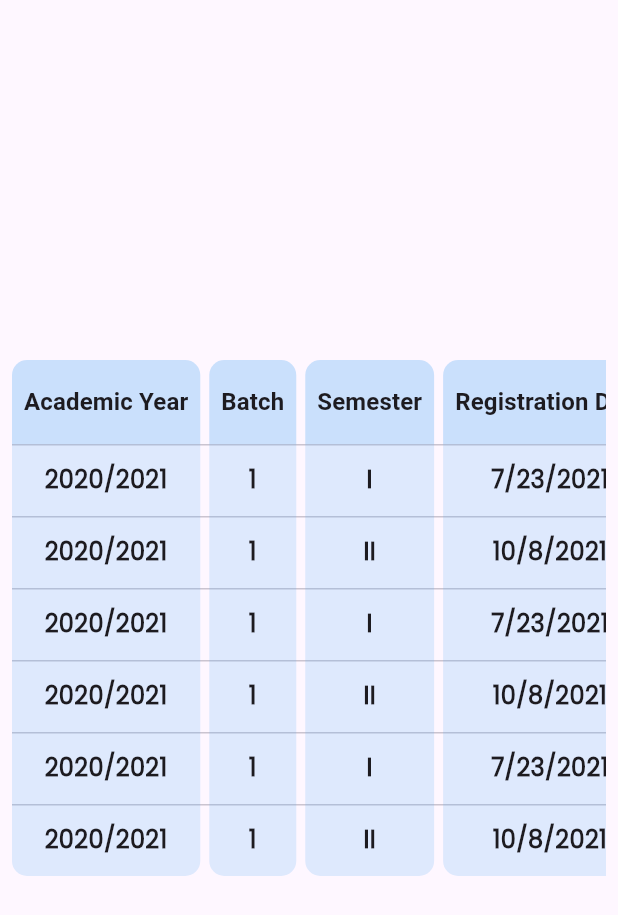
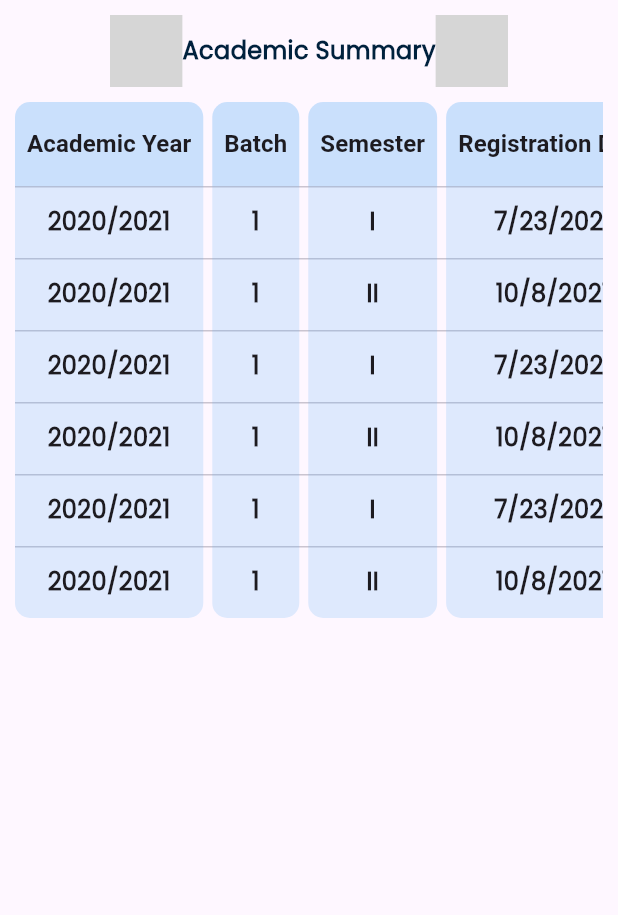
Before and after one commit to Lit-coders/BIT-Connect, a Flutter app: the SIMSStatus screen opened directly, on a phone screen of 412 x 824 dp. Shown: the top 915 px of the screen. Run offline on Flutter 3.47's test engine with Material 3 defaults, Android fonts, the light colour scheme and no system bars; our stand-ins replace animated_splash_screen, carousel_slider, cloud_firestore, curved_navigation_bar, dotted_border, firebase_auth and 11 more; missing offline and left inert: flutter_barcode_scanner; accounts and stored records are empty; grey boxes are pictures that could not be loaded.

Commit message:
add title at top

```diff
--- a/lib/presentation/sims/components/status_table.dart
+++ b/lib/presentation/sims/components/status_table.dart
@@ -1,3 +1,4 @@
+import 'package:bit_connect/presentation/sims/components/line.dart';
 import 'package:flutter/material.dart';
 
 class StatusTable extends StatefulWidget {
@@ -69,8 +70,28 @@
 
   @override
   Widget build(BuildContext context) {
-    return Padding(
-      padding: const EdgeInsets.all(8.0),
+    return Column(
+      children: [
+        Padding(
+          padding: const EdgeInsets.symmetric(vertical: 10.0),
+          child: Row(
+            mainAxisAlignment: MainAxisAlignment.center,
+            children: [
+              line(true, context),
+              const Text(
+                'Academic Summary',
+                style: TextStyle(
+                  color: Color.fromARGB(255, 0, 33, 61),
+                  fontSize: 16,
+                  fontWeight: FontWeight.bold,
+                ),
+              ),
+              line(false, context)
+            ],
+          ),
+        ),
+        Padding(
+          padding: const EdgeInsets.symmetric(horizontal: 10.0),
           child: SingleChildScrollView(
             scrollDirection: Axis.horizontal,
             child: DataTable(
@@ -96,6 +117,8 @@
               ),
             ),
           ),
+        ),
+      ],
     );
 
     // return Container(
```
Lines whose indentation alone changed are shown as unchanged.
